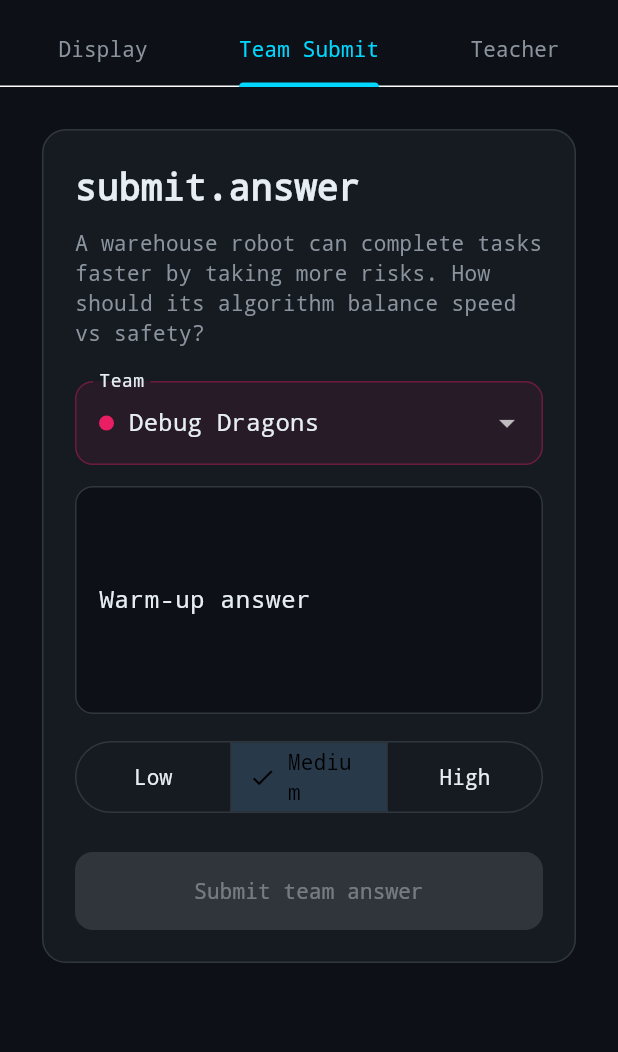
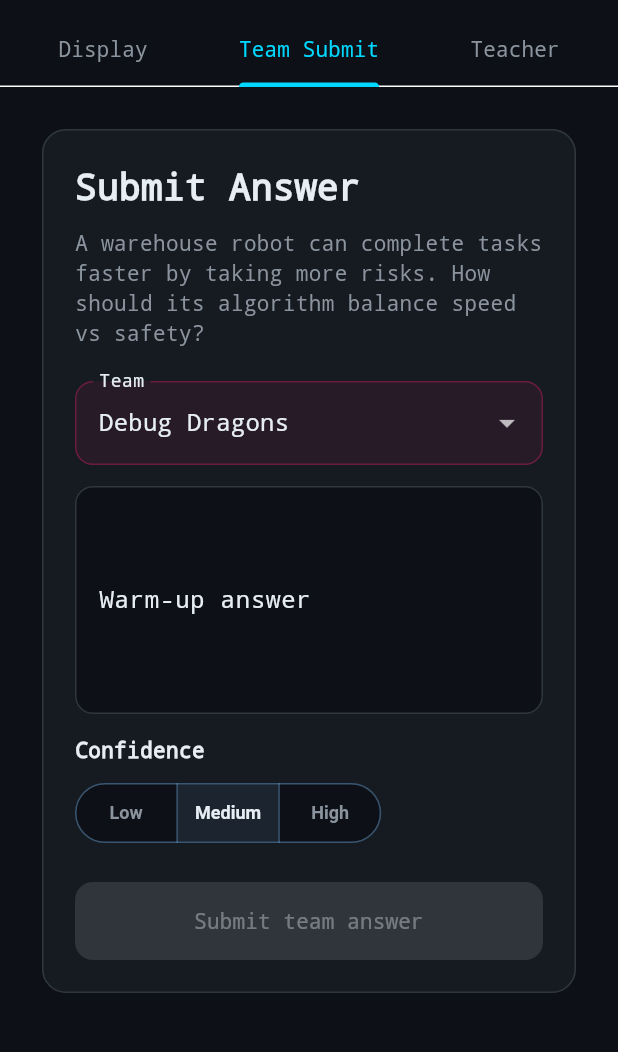
Before and after one commit to ashley-lauren/launchpad, a Flutter app: the screen it shows after launch, tab 2 chosen, on a phone screen of 412 x 824 dp, the part 69-1121 px from its top. Run offline on Flutter 3.47's test engine with Material 3 defaults, Android fonts, the phone set to English and light mode, and no system bars; our stand-ins replace shared_preferences, supabase_flutter; accounts and stored records are empty.

Commit message:
submissions working!

```diff
--- a/lib/src/models/launchpad_models.dart
+++ b/lib/src/models/launchpad_models.dart
@@ -1,4 +1,22 @@
-import 'dart:convert';
+class AgendaItem {
+  const AgendaItem({
+    required this.title,
+    required this.durationMinutes,
+  });
+
+  final String title;
+  final int durationMinutes;
+
+  factory AgendaItem.fromJson(Map<String, dynamic> json) => AgendaItem(
+        title: json['title'] as String? ?? json.toString(),
+        durationMinutes: json['duration_minutes'] as int? ?? 5,
+      );
+
+  Map<String, dynamic> toJson() => {
+        'title': title,
+        'duration_minutes': durationMinutes,
+      };
+}
 
 class LaunchClass {
   const LaunchClass({
@@ -103,14 +121,14 @@ class Warmup {
   final String id;
   final String classId;
   final String prompt;
-  final List<String> agenda;
+  final List<AgendaItem> agenda;
   final bool active;
   final DateTime createdAt;
   final DateTime updatedAt;
 
   Warmup copyWith({
     String? prompt,
-    List<String>? agenda,
+    List<AgendaItem>? agenda,
     DateTime? updatedAt,
   }) =>
       Warmup(
@@ -123,23 +141,33 @@ class Warmup {
         updatedAt: updatedAt ?? this.updatedAt,
       );
 
-  factory Warmup.fromJson(Map<String, dynamic> json) => Warmup(
+  factory Warmup.fromJson(Map<String, dynamic> json) {
+    final agendaData = json['agenda'] as List<dynamic>? ?? [];
+    final agenda = agendaData.map((item) {
+      if (item is Map<String, dynamic>) {
+        return AgendaItem.fromJson(item);
+      } else if (item is String) {
+        return AgendaItem(title: item, durationMinutes: 5);
+      }
+      return AgendaItem(title: item.toString(), durationMinutes: 5);
+    }).toList();
+
+    return Warmup(
       id: json['id'] as String,
       classId: json['class_id'] as String,
       prompt: json['prompt'] as String,
-        agenda: (jsonDecode(jsonEncode(json['agenda'])) as List)
-            .map((item) => item.toString())
-            .toList(),
+      agenda: agenda,
       active: json['active'] as bool? ?? true,
       createdAt: DateTime.parse(json['created_at'] as String),
       updatedAt: DateTime.parse(json['updated_at'] as String),
     );
+  }
 
   Map<String, dynamic> toJson() => {
         'id': id,
         'class_id': classId,
         'prompt': prompt,
-        'agenda': agenda,
+        'agenda': agenda.map((item) => item.toJson()).toList(),
         'active': active,
         'created_at': createdAt.toIso8601String(),
         'updated_at': updatedAt.toIso8601String(),
--- a/lib/src/ui/screens/teacher_dashboard_screen.dart
+++ b/lib/src/ui/screens/teacher_dashboard_screen.dart
@@ -23,7 +23,9 @@ class _TeacherDashboardScreenState extends State<TeacherDashboardScreen> {
     super.initState();
     final warmup = widget.controller.state.warmup;
     _promptController = TextEditingController(text: warmup.prompt);
-    _agendaController = TextEditingController(text: warmup.agenda.join('\n'));
+    _agendaController = TextEditingController(
+      text: warmup.agenda.map((item) => item.title).join('\n'),
+    );
   }
 
   @override
--- a/lib/src/ui/screens/team_submission_screen.dart
+++ b/lib/src/ui/screens/team_submission_screen.dart
@@ -1,5 +1,6 @@
 import 'package:flutter/material.dart';
 
+import '../../models/launchpad_models.dart';
 import '../../services/launchpad_controller.dart';
 import '../theme.dart';
 
@@ -21,7 +22,9 @@ class _TeamSubmissionScreenState extends State<TeamSubmissionScreen> {
   @override
   void initState() {
     super.initState();
-    _teamId = widget.controller.state.teams.first.id;
+    _teamId = widget.controller.state.teams.isEmpty
+        ? null
+        : widget.controller.state.teams.first.id;
     _answerController.addListener(() => setState(() {}));
   }
 
@@ -34,6 +37,7 @@ class _TeamSubmissionScreenState extends State<TeamSubmissionScreen> {
   @override
   Widget build(BuildContext context) {
     final state = widget.controller.state;
+    final selectedTeam = _selectedTeam(state);
     return SingleChildScrollView(
       padding: const EdgeInsets.all(24),
       child: Center(
@@ -58,7 +62,7 @@ class _TeamSubmissionScreenState extends State<TeamSubmissionScreen> {
                         crossAxisAlignment: CrossAxisAlignment.start,
                         children: [
                           const Text(
-                            'submit.answer',
+                            'Submit Answer',
                             style: TextStyle(
                               fontSize: 24,
                               fontWeight: FontWeight.w900,
@@ -70,31 +74,22 @@ class _TeamSubmissionScreenState extends State<TeamSubmissionScreen> {
                             style: const TextStyle(color: Color(0xFF8B949E)),
                           ),
                           const SizedBox(height: 22),
+                          if (state.teams.isEmpty) ...[
+                            const _NoTeamsMessage(),
+                            const SizedBox(height: 22),
+                          ] else
                             Builder(builder: (context) {
-                            final selectedTeam = state.teams.firstWhere(
-                              (team) => team.id == _teamId,
-                              orElse: () => state.teams.first,
-                            );
-                            final accent = teamAccentColor(selectedTeam);
+                              final accent = teamAccentColor(selectedTeam!);
                               return DropdownButtonFormField<String>(
-                              value: _teamId,
+                                isExpanded: true,
+                                value: selectedTeam.id,
                                 items: state.teams
                                     .map(
                                       (team) => DropdownMenuItem(
                                         value: team.id,
-                                      child: Row(
-                                        children: [
-                                          Container(
-                                            width: 10,
-                                            height: 10,
-                                            decoration: BoxDecoration(
-                                              color: teamAccentColor(team),
-                                              shape: BoxShape.circle,
-                                            ),
-                                          ),
-                                          const SizedBox(width: 10),
-                                          Expanded(child: Text(team.name)),
-                                        ],
+                                        child: Text(
+                                          team.name,
+                                          overflow: TextOverflow.ellipsis,
                                         ),
                                       ),
                                     )
@@ -104,17 +99,17 @@ class _TeamSubmissionScreenState extends State<TeamSubmissionScreen> {
                                 decoration: InputDecoration(
                                   labelText: 'Team',
                                   filled: true,
-                                fillColor: accent.withOpacity(0.08),
+                                  fillColor: accent.withValues(alpha: 0.08),
                                   enabledBorder: OutlineInputBorder(
                                     borderRadius: BorderRadius.circular(12),
                                     borderSide: BorderSide(
-                                    color: accent.withOpacity(0.35),
+                                      color: accent.withValues(alpha: 0.35),
                                     ),
                                   ),
                                   focusedBorder: OutlineInputBorder(
                                     borderRadius: BorderRadius.circular(12),
                                     borderSide: BorderSide(
-                                    color: accent.withOpacity(0.65),
+                                      color: accent.withValues(alpha: 0.65),
                                     ),
                                   ),
                                 ),
@@ -132,9 +127,57 @@ class _TeamSubmissionScreenState extends State<TeamSubmissionScreen> {
                             ),
                           ),
                           const SizedBox(height: 14),
+                          const Text(
+                            'Confidence',
+                            style: TextStyle(fontWeight: FontWeight.w700),
+                          ),
+                          const SizedBox(height: 8),
                           SegmentedButton<String>(
+                            showSelectedIcon: false,
+                            style: ButtonStyle(
+                              backgroundColor:
+                                  WidgetStateProperty.resolveWith((states) {
+                                if (states.contains(WidgetState.selected)) {
+                                  return Color(0xFF79C0FF)
+                                      .withValues(alpha: 0.06);
+                                }
+                                return const Color(0xFF0D1117);
+                              }),
+                              foregroundColor:
+                                  WidgetStateProperty.resolveWith((states) {
+                                if (states.contains(WidgetState.selected)) {
+                                  return const Color(0xFFE6EDF3);
+                                }
+                                return const Color(0xFF8B949E);
+                              }),
+                              side: WidgetStateProperty.resolveWith((states) {
+                                if (states.contains(WidgetState.selected)) {
+                                  return BorderSide(
+                                    color: const Color(0xFF79C0FF)
+                                        .withValues(alpha: 0.35),
+                                  );
+                                }
+                                return const BorderSide(
+                                  color: Color(0xFF30363D),
+                                );
+                              }),
+                              shape: WidgetStateProperty.all(
+                                RoundedRectangleBorder(
+                                  borderRadius: BorderRadius.circular(999),
+                                ),
+                              ),
+                              textStyle: WidgetStateProperty.all(
+                                const TextStyle(
+                                  fontSize: 12,
+                                  fontWeight: FontWeight.w700,
+                                ),
+                              ),
+                            ),
                             segments: const [
-                              ButtonSegment(value: 'Low', label: Text('Low')),
+                              ButtonSegment(
+                                value: 'Low',
+                                label: Text('Low'),
+                              ),
                               ButtonSegment(
                                 value: 'Medium',
                                 label: Text('Medium'),
@@ -152,11 +195,12 @@ class _TeamSubmissionScreenState extends State<TeamSubmissionScreen> {
                           SizedBox(
                             width: double.infinity,
                             child: ElevatedButton(
-                              onPressed: _answerController.text.trim().isEmpty
+                              onPressed: selectedTeam == null ||
+                                      _answerController.text.trim().isEmpty
                                   ? null
                                   : () async {
                                       await widget.controller.submitAnswer(
-                                        teamId: _teamId!,
+                                        teamId: selectedTeam.id,
                                         answer: _answerController.text.trim(),
                                         confidence: _confidence,
                                       );
@@ -176,6 +220,36 @@ class _TeamSubmissionScreenState extends State<TeamSubmissionScreen> {
       ),
     );
   }
+
+  Team? _selectedTeam(LaunchpadState state) {
+    if (state.teams.isEmpty) return null;
+    for (final team in state.teams) {
+      if (team.id == _teamId) return team;
+    }
+    return state.teams.first;
+  }
+}
+
+class _NoTeamsMessage extends StatelessWidget {
+  const _NoTeamsMessage();
+
+  @override
+  Widget build(BuildContext context) {
+    return const DecoratedBox(
+      decoration: BoxDecoration(
+        color: Color(0xFF0D1117),
+        borderRadius: BorderRadius.all(Radius.circular(12)),
+        border: Border.fromBorderSide(BorderSide(color: Color(0xFF30363D))),
+      ),
+      child: Padding(
+        padding: EdgeInsets.all(14),
+        child: Text(
+          'No teams are available yet. Add teams in the Teacher tab before submitting an answer.',
+          style: TextStyle(color: Color(0xFF8B949E)),
+        ),
+      ),
+    );
+  }
 }
 
 class _Confirmation extends StatelessWidget {
@@ -190,7 +264,7 @@ class _Confirmation extends StatelessWidget {
       crossAxisAlignment: CrossAxisAlignment.start,
       children: [
         const Text(
-          'answer.received',
+          'Answer.submitted',
           style: TextStyle(fontSize: 24, fontWeight: FontWeight.w900),
         ),
         const SizedBox(height: 10),
--- a/lib/src/ui/theme.dart
+++ b/lib/src/ui/theme.dart
@@ -25,7 +25,8 @@ Color teamAccentColor(Team team) {
   return Color(_teamAccentPalette[index]);
 }
 
-Color teamAccentTint(Team team) => teamAccentColor(team).withOpacity(0.12);
+Color teamAccentTint(Team team) =>
+    teamAccentColor(team).withValues(alpha: 0.12);
 
 ThemeData buildLaunchpadTheme() {
   const background = Color(0xFF0D1117);
```
Also changed, not shown: lib/src/data/local_repository.dart (+40 -14 lines), lib/src/services/launchpad_controller.dart (+10 -1 lines), lib/src/ui/screens/classroom_display_screen.dart (+17 -8 lines). Lines whose indentation alone changed are shown as unchanged.
